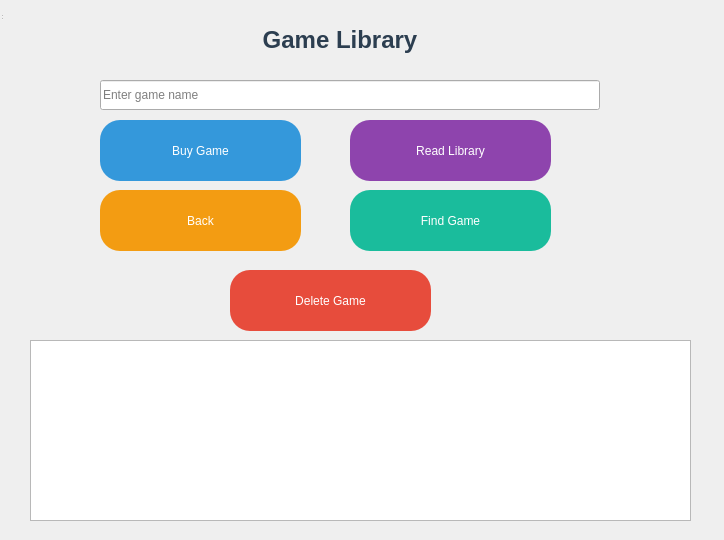
The window that source/gamermenu.ui (Chawotto/BSUIR--3) describes before a commit, drawn with Qt 5.
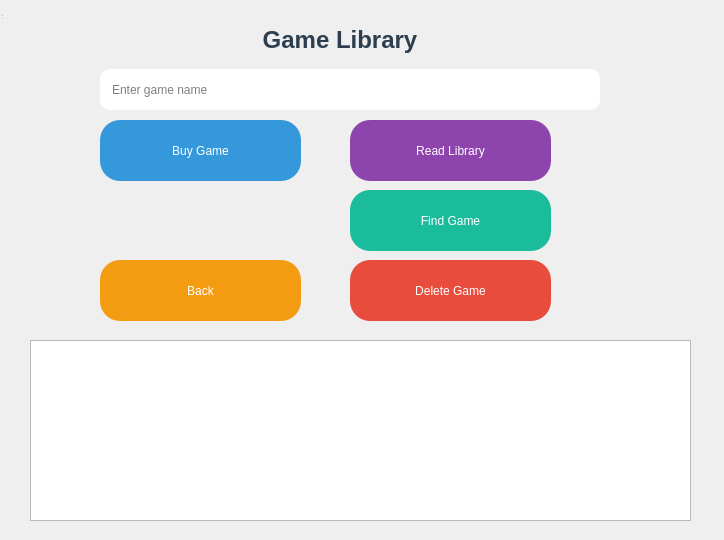
The same window after the commit.

What changed in the file:
```diff
--- a/source/gamermenu.ui
+++ b/source/gamermenu.ui
@@ -52,16 +52,16 @@
     <property name="geometry">
      <rect>
       <x>70</x>
-      <y>60</y>
+      <y>49</y>
       <width>500</width>
-      <height>30</height>
+      <height>41</height>
      </rect>
     </property>
     <property name="styleSheet">
-     <string notr="true">  QPushButton {
-          border-radius: 50px;
-         
-      }</string>
+     <string notr="true"> QLineEdit {
+                    border-radius: 10px;
+                    padding: 10px;
+                    }</string>
     </property>
     <property name="placeholderText">
      <string>Enter game name</string>
@@ -123,7 +123,7 @@
     <property name="geometry">
      <rect>
       <x>70</x>
-      <y>170</y>
+      <y>240</y>
       <width>201</width>
       <height>61</height>
      </rect>
@@ -148,8 +148,8 @@
    <widget class="QPushButton" name="deleteButton">
     <property name="geometry">
      <rect>
-      <x>200</x>
-      <y>250</y>
+      <x>320</x>
+      <y>240</y>
       <width>201</width>
       <height>61</height>
      </rect>
```
